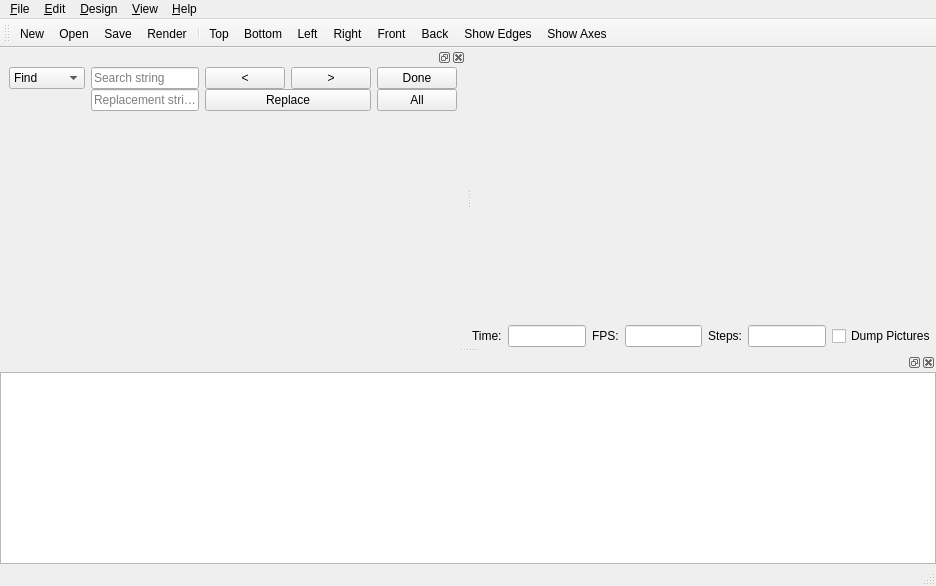
Old version of the form src/MainWindow.ui in the repository openscad/openscad.
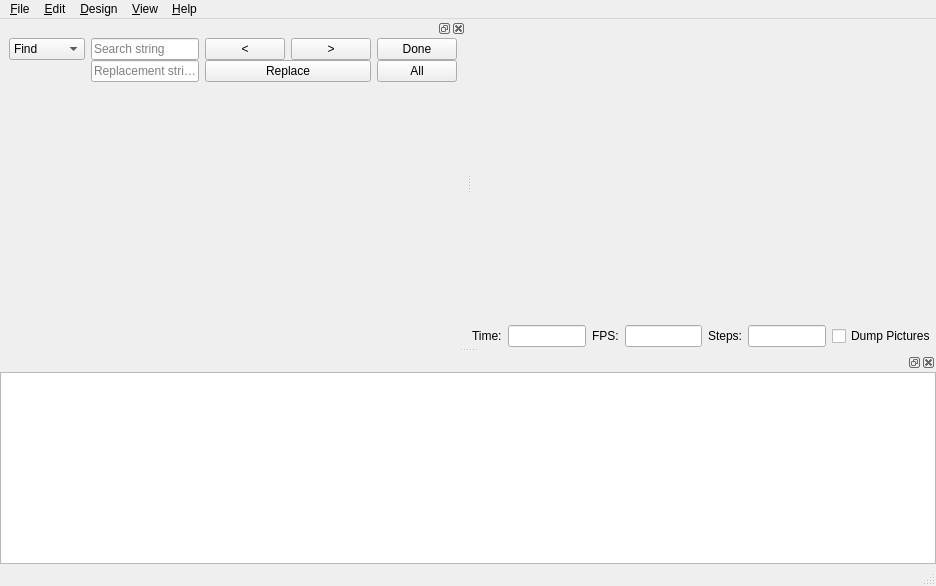
New version of the form. Icons and pictures are not drawn. Custom widgets are drawn as their Qt base class.

Commit message: toolBar-subclass of QToolBar added

Diff of the .ui file:
```diff
--- a/src/MainWindow.ui
+++ b/src/MainWindow.ui
@@ -440,30 +440,6 @@
     </layout>
    </widget>
   </widget>
-  <widget class="QToolBar" name="toolBar">
-   <property name="windowTitle">
-    <string>toolBar</string>
-   </property>
-   <attribute name="toolBarArea">
-    <enum>TopToolBarArea</enum>
-   </attribute>
-   <attribute name="toolBarBreak">
-    <bool>false</bool>
-   </attribute>
-   <addaction name="fileActionNew"/>
-   <addaction name="fileActionOpen"/>
-   <addaction name="fileActionSave"/>
-   <addaction name="designActionRender"/>
-   <addaction name="separator"/>
-   <addaction name="viewActionTop"/>
-   <addaction name="viewActionBottom"/>
-   <addaction name="viewActionLeft"/>
-   <addaction name="viewActionRight"/>
-   <addaction name="viewActionFront"/>
-   <addaction name="viewActionBack"/>
-   <addaction name="viewActionShowEdges"/>
-   <addaction name="viewActionShowAxes"/>
-  </widget>
   <action name="fileActionNew">
    <property name="icon">
     <iconset resource="../openscad.qrc">
```
The commit also changes 20 other files.
